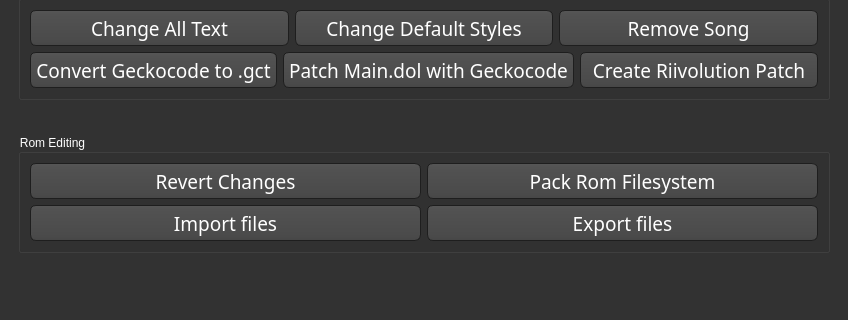
Before: the Qt Designer form WiiMusicPlus.ui in BenjaminHalko/WiiMusicEditorPlus, drawn with Qt 5; both pictures show x 0 to 848 and y 278 to 598 of the 848 by 598 pixel window.
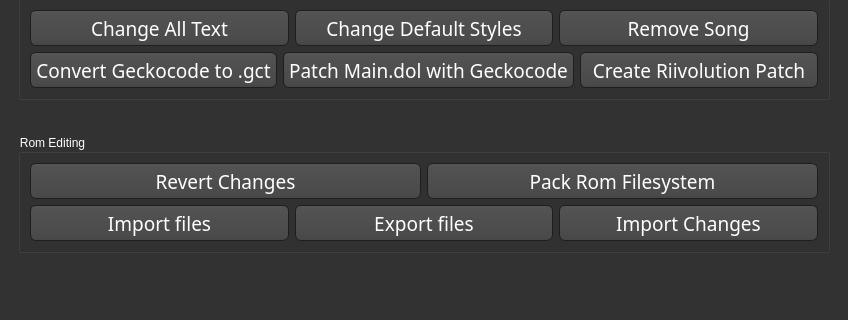
After: the same form once the commit is applied. Icons and pictures are not drawn.

Patch:
```diff
--- a/WiiMusicPlus.ui
+++ b/WiiMusicPlus.ui
@@ -1507,6 +1507,25 @@
                </property>
               </widget>
              </item>
+             <item>
+              <widget class="QPushButton" name="MP_ImportChanges_Button">
+               <property name="minimumSize">
+                <size>
+                 <width>0</width>
+                 <height>36</height>
+                </size>
+               </property>
+               <property name="font">
+                <font>
+                 <family>Continuum Medium</family>
+                 <pointsize>14</pointsize>
+                </font>
+               </property>
+               <property name="text">
+                <string>Import Changes</string>
+               </property>
+              </widget>
+             </item>
             </layout>
            </item>
           </layout>
```
Left out of the diff: 2 changed lines with no effect on the pictures.
